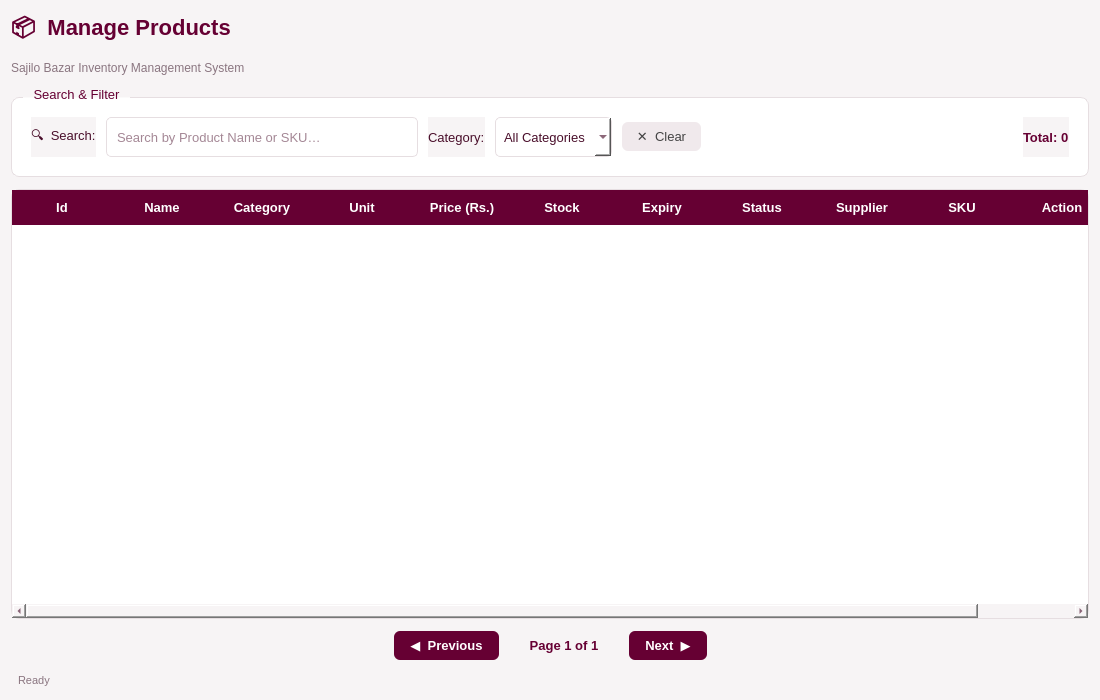
Above: ui/product.ui from kriitikat/Sajilo-Bazarr before the change. Below: the same form after it.
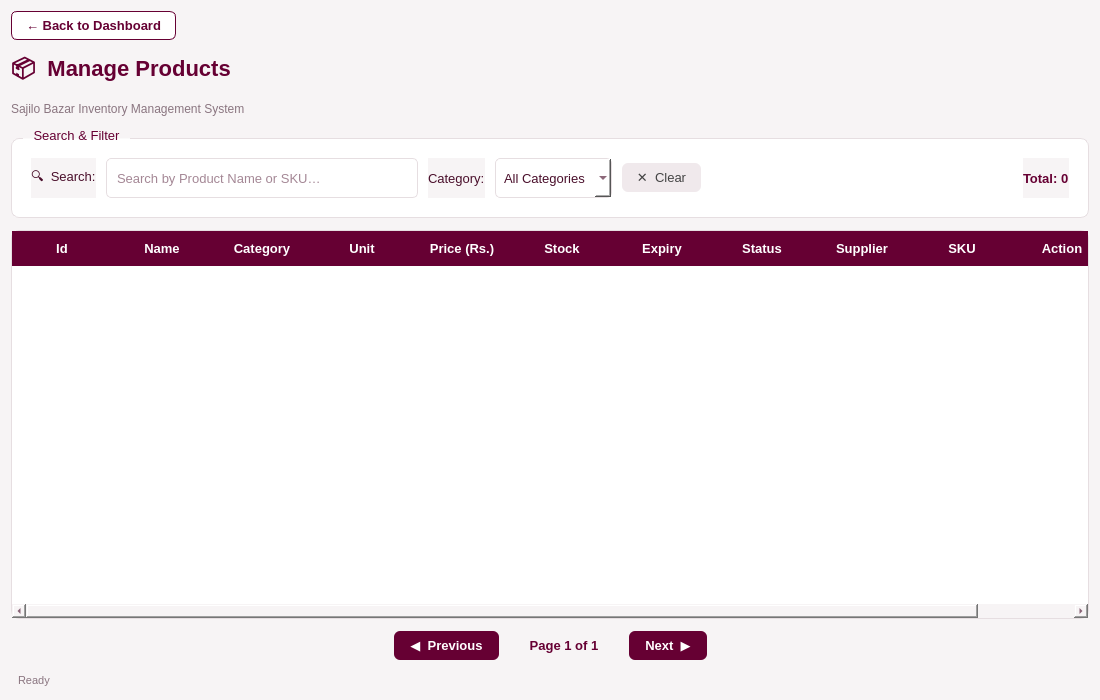
That is the form after the change.

Commit message: Made baseclass for back to dashboard feature to all pages in admindashboard

What changed in the file:
```diff
--- a/ui/product.ui
+++ b/ui/product.ui
@@ -55,6 +55,17 @@
 QPushButton#btnClearSearch:hover {
     background-color: #E3D5DC;
 }
+QPushButton#btnBackToDashboard {
+    background-color: #FFFFFF;
+    color: #660033;
+    border: 1px solid #660033;
+    border-radius: 6px;
+    padding: 6px 14px;
+    font-weight: bold;
+}
+QPushButton#btnBackToDashboard:hover {
+    background-color: #F3E6EC;
+}
 QPushButton#btnPrevPage, QPushButton#btnNextPage {
     background-color: #660033;
     color: white;
@@ -108,6 +119,33 @@
    <property name="spacing">
     <number>12</number>
    </property>
+   <item>
+    <layout class="QHBoxLayout" name="headerLayout">
+     <item>
+      <widget class="QPushButton" name="btnBackToDashboard">
+       <property name="cursor">
+        <cursorShape>PointingHandCursor</cursorShape>
+       </property>
+       <property name="text">
+        <string>← Back to Dashboard</string>
+       </property>
+      </widget>
+     </item>
+     <item>
+      <spacer>
+       <property name="orientation">
+        <enum>Qt::Orientation::Horizontal</enum>
+       </property>
+       <property name="sizeHint" stdset="0">
+        <size>
+         <width>40</width>
+         <height>20</height>
+        </size>
+       </property>
+      </spacer>
+     </item>
+    </layout>
+   </item>
    <item>
     <layout class="QVBoxLayout" name="titleLayout">
      <item>
```
The commit also changes 17 other files.
